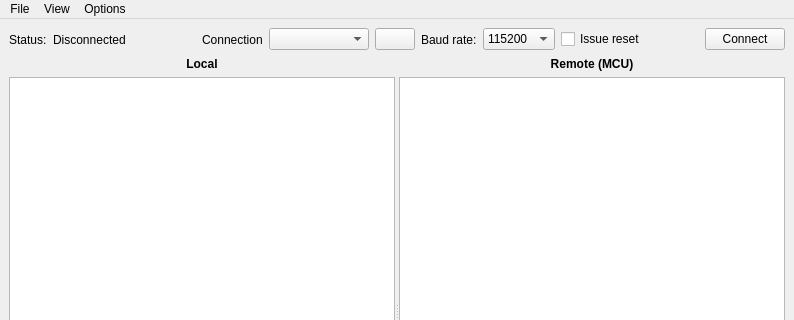
Above: gui/qt/mainwindow.ui from BetaRavener/uPyLoader before the change; both pictures show x 0 to 794 and y 0 to 320 of the 794 by 597 pixel window. Below: the same form after it.
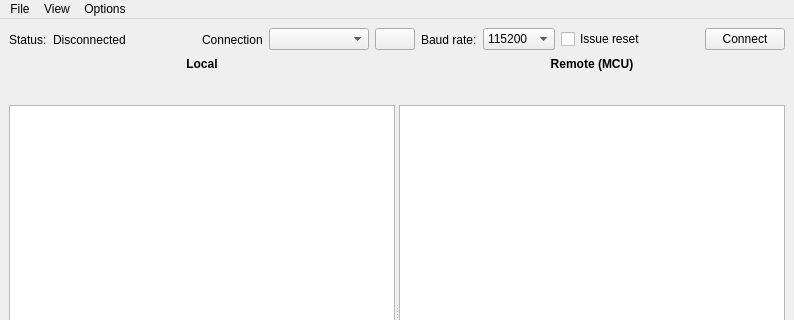
That is the form after the change. Icons and pictures are not drawn. Custom widgets are drawn as their Qt base class.

Commit message: Added support for navigating up from folder.

Diff of the .ui file:
```diff
--- a/gui/qt/mainwindow.ui
+++ b/gui/qt/mainwindow.ui
@@ -269,7 +269,7 @@
        <enum>Qt::Horizontal</enum>
       </property>
       <widget class="QWidget" name="verticalLayoutWidget_2">
-       <layout class="QVBoxLayout" name="verticalLayout_2" stretch="0,0,0">
+       <layout class="QVBoxLayout" name="verticalLayout_2" stretch="0,0,0,0">
         <property name="rightMargin">
          <number>0</number>
         </property>
@@ -290,6 +290,78 @@
           </property>
          </widget>
         </item>
+        <item>
+         <layout class="QHBoxLayout" name="horizontalLayout_2">
+          <property name="topMargin">
+           <number>0</number>
+          </property>
+          <item>
+           <widget class="QPushButton" name="localParrentFolderButton">
+            <property name="maximumSize">
+             <size>
+              <width>16777215</width>
+              <height>16777215</height>
+             </size>
+            </property>
+            <property name="toolTip">
+             <string>Parrent Folder</string>
+            </property>
+            <property name="text">
+             <string/>
+            </property>
+            <property name="icon">
+             <iconset>
+              <normaloff>icons/up_folder.png</normaloff>icons/up_folder.png</iconset>
+            </property>
+            <property name="iconSize">
+             <size>
+              <width>28</width>
+              <height>28</height>
+             </size>
+            </property>
+            <property name="flat">
+             <bool>true</bool>
+            </property>
+           </widget>
+          </item>
+          <item>
+           <widget class="QPushButton" name="localProjectFolderButton">
+            <property name="toolTip">
+             <string>Project Folder</string>
+            </property>
+            <property name="text">
+             <string/>
+            </property>
+            <property name="icon">
+             <iconset>
+              <normaloff>icons/root_folder.png</normaloff>icons/root_folder.png</iconset>
+            </property>
+            <property name="iconSize">
+             <size>
+              <width>28</width>
+              <height>28</height>
+             </size>
+            </property>
+            <property name="flat">
+             <bool>true</bool>
+            </property>
+           </widget>
+          </item>
+          <item>
+           <spacer name="horizontalSpacer_4">
+            <property name="orientation">
+             <enum>Qt::Horizontal</enum>
+            </property>
+            <property name="sizeHint" stdset="0">
+             <size>
+              <width>40</width>
+              <height>20</height>
+             </size>
+            </property>
+           </spacer>
+          </item>
+         </layout>
+        </item>
         <item>
          <widget class="LocalTreeView" name="localFilesTreeView">
           <property name="sizePolicy">
@@ -375,6 +447,72 @@
           </property>
          </widget>
         </item>
+        <item>
+         <layout class="QHBoxLayout" name="horizontalLayout_4">
+          <property name="topMargin">
+           <number>0</number>
+          </property>
+          <item>
+           <widget class="QPushButton" name="remoteParentFolderButton">
+            <property name="toolTip">
+             <string>Parrent Folder</string>
+            </property>
+            <property name="text">
+             <string/>
+            </property>
+            <property name="icon">
+             <iconset>
+              <normaloff>icons/up_folder.png</normaloff>icons/up_folder.png</iconset>
+            </property>
+            <property name="iconSize">
+             <size>
+              <width>28</width>
+              <height>28</height>
+             </size>
+            </property>
+            <property name="flat">
+             <bool>true</bool>
+            </property>
+           </widget>
+          </item>
+          <item>
+           <widget class="QPushButton" name="remoteRootFolderButton">
+            <property name="toolTip">
+             <string>Root Folder</string>
+            </property>
+            <property name="text">
+             <string/>
+            </property>
+            <property name="icon">
+             <iconset>
+              <normaloff>icons/root_folder.png</normaloff>icons/root_folder.png</iconset>
+            </property>
+            <property name="iconSize">
+             <size>
+              <width>28</width>
+              <height>28</height>
+             </size>
+            </property>
+            <property name="flat">
+             <bool>true</bool>
+            </property>
+           </widget>
+          </item>
+          <item>
+           <spacer name="horizontalSpacer_5">
+            <property name="orientation">
+             <enum>Qt::Horizontal</enum>
+            </property>
+            <property name="sizeHint" stdset="0">
+             <size>
+              <width>40</width>
+              <height>20</height>
+             </size>
+            </property>
+           </spacer>
+          </item>
+         </layout>
+        </item>
         <item>
          <widget class="RemoteTreeView" name="remoteFilesTreeView">
           <property name="selectionMode">
```
The commit also changes 11 other files.
